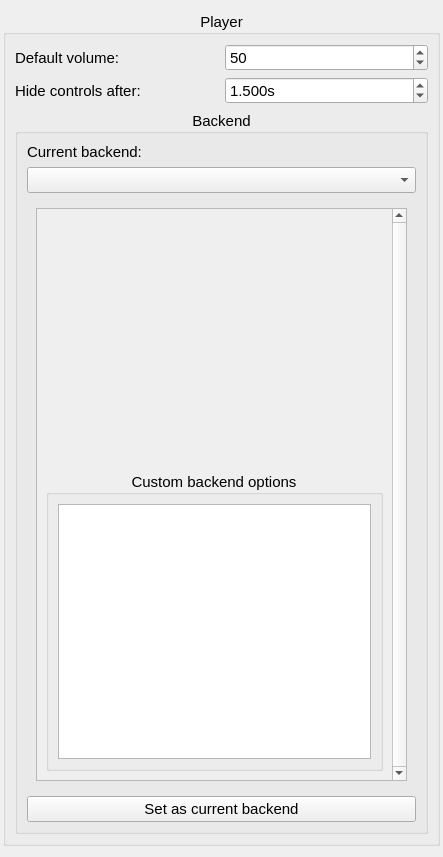
First picture: the form in AYAYA/settings/playersettings.ui, repository jkbz64/AYAYA, before the edit.
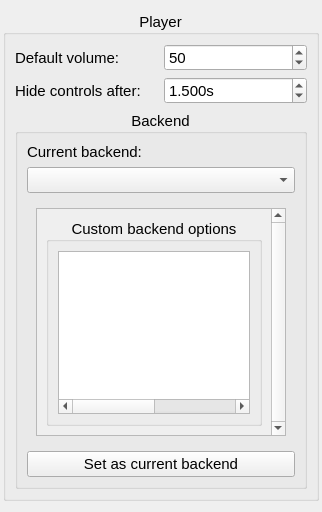
Second picture: the form after the edit. The open tabs and pages were chosen to show the change.

Commit message: Player now reloads the stream when the backend is being changed, also fixed player settings minimum height

Patch:
```diff
--- a/AYAYA/settings/playersettings.ui
+++ b/AYAYA/settings/playersettings.ui
@@ -6,10 +6,16 @@
    <rect>
     <x>0</x>
     <y>0</y>
-    <width>443</width>
-    <height>857</height>
+    <width>322</width>
+    <height>512</height>
    </rect>
   </property>
+  <property name="minimumSize">
+   <size>
+    <width>0</width>
+    <height>500</height>
+   </size>
+  </property>
   <property name="font">
    <font>
     <pointsize>11</pointsize>
@@ -90,18 +96,24 @@
             <property name="minimumSize">
              <size>
               <width>0</width>
-              <height>300</height>
+              <height>0</height>
              </size>
             </property>
             <layout class="QGridLayout" name="gridLayout_11">
              <item row="0" column="0">
               <widget class="QScrollArea" name="m_mpvOptionsArea">
                <property name="sizePolicy">
-                <sizepolicy hsizetype="Expanding" vsizetype="Expanding">
+                <sizepolicy hsizetype="Preferred" vsizetype="Minimum">
                  <horstretch>0</horstretch>
                  <verstretch>0</verstretch>
                 </sizepolicy>
                </property>
+               <property name="minimumSize">
+                <size>
+                 <width>0</width>
+                 <height>200</height>
+                </size>
+               </property>
                <property name="verticalScrollBarPolicy">
                 <enum>Qt::ScrollBarAlwaysOn</enum>
                </property>
@@ -119,25 +131,12 @@
                  <rect>
                   <x>0</x>
                   <y>0</y>
-                  <width>355</width>
-                  <height>561</height>
+                  <width>234</width>
+                  <height>216</height>
                  </rect>
                 </property>
                 <layout class="QGridLayout" name="gridLayout_4">
                  <item row="0" column="0">
-                  <spacer name="verticalSpacer">
-                   <property name="orientation">
-                    <enum>Qt::Vertical</enum>
-                   </property>
-                   <property name="sizeHint" stdset="0">
-                    <size>
-                     <width>20</width>
-                     <height>40</height>
-                    </size>
-                   </property>
-                  </spacer>
-                 </item>
-                 <item row="1" column="0">
                   <widget class="QGroupBox" name="m_customBackendGroupBox_2">
                    <property name="sizePolicy">
                     <sizepolicy hsizetype="Preferred" vsizetype="Minimum">
@@ -148,7 +147,7 @@
                    <property name="minimumSize">
                     <size>
                      <width>0</width>
-                     <height>300</height>
+                     <height>100</height>
                     </size>
                    </property>
                    <property name="title">
```
Left out of the diff: 2 changed lines with no effect on the pictures. The commit also changes 3 other files.
